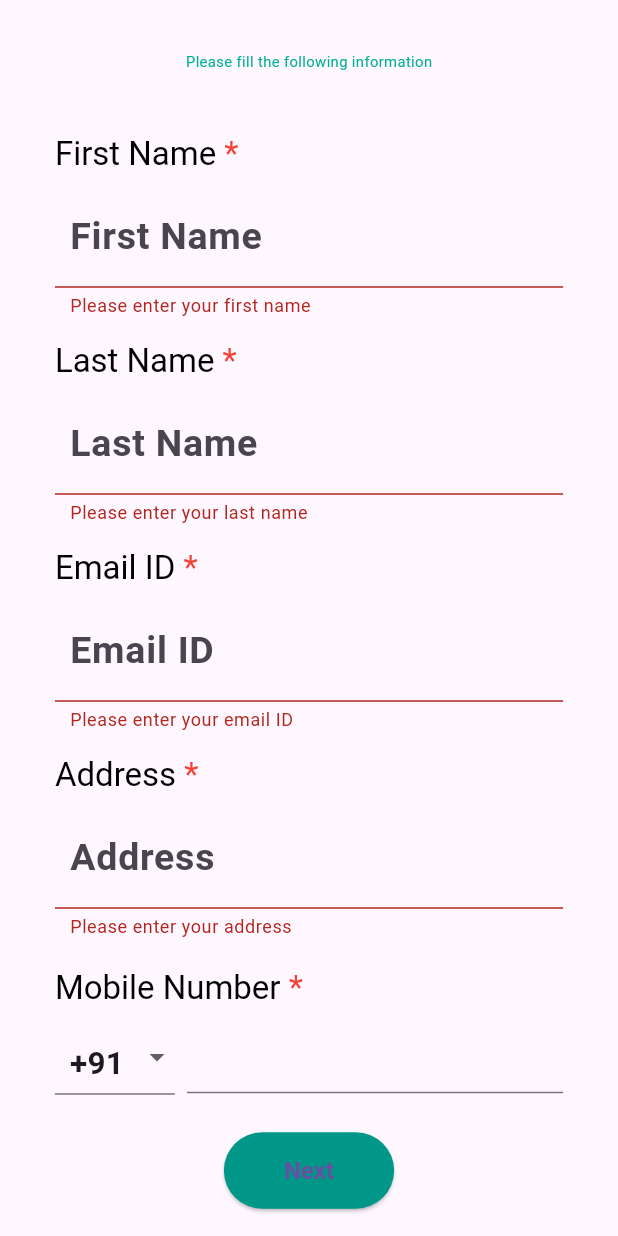
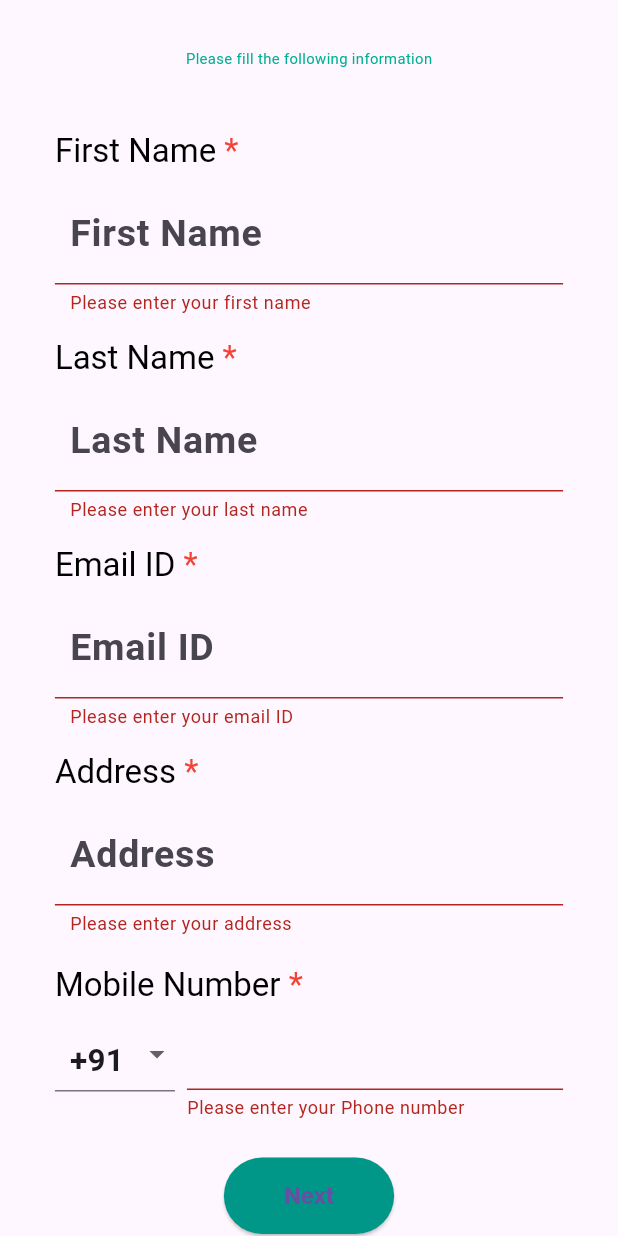
Before and after one commit to YKumar2910/Zioks_Application, a Flutter app: the Details screen opened by its route, after a tap on "Next", on a phone screen of 412 x 824 dp. Run offline on Flutter 3.47's test engine with Material 3 defaults, Android fonts, the phone set to English and light mode, and no system bars; our stand-ins replace flutter_svg, flutter_typeahead, image_picker.

Commit message:
Updating branch...

```diff
--- a/lib/pages/detailspage.dart
+++ b/lib/pages/detailspage.dart
@@ -1,3 +1,5 @@
+// ignore_for_file: prefer_const_constructors
+
 import 'package:flutter/material.dart';
 import 'package:zioks_application/routes.dart';
 
@@ -138,6 +140,17 @@ class _DetailsState extends State<Details> {
                                 decoration: InputDecoration(
                                   border: UnderlineInputBorder(),
                                 ),
+                                // validatorMessage: 'Please enter your email ID',
+                                validator: (value)
+                                {
+                                  if (value == null || value.isEmpty) {
+                                    return 'Please enter your Phone number';
+                                  }
+                                  if (!(value.length == 10)) {
+                                    return 'Please enter a valid Phone Number';
+                                  }
+                                  return null;
+                                } ,
                                 keyboardType: TextInputType.phone,
                               ),
                             ),
```
Also changed, not shown: pubspec.lock.
